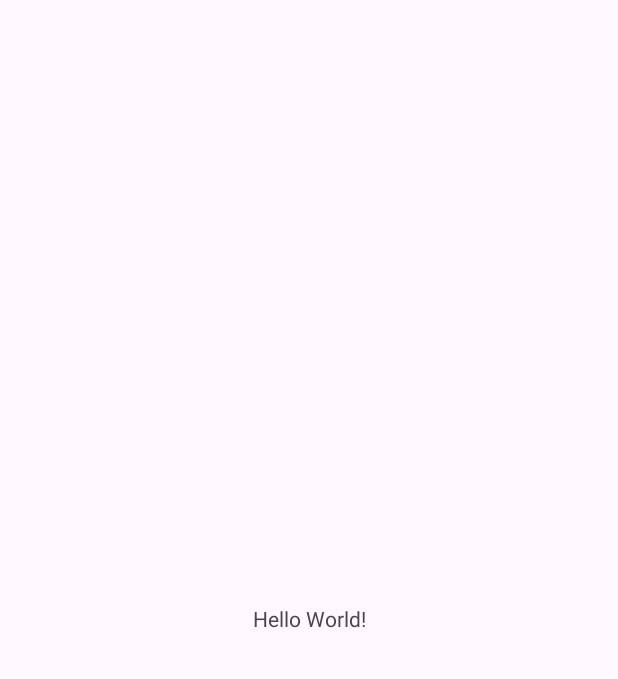
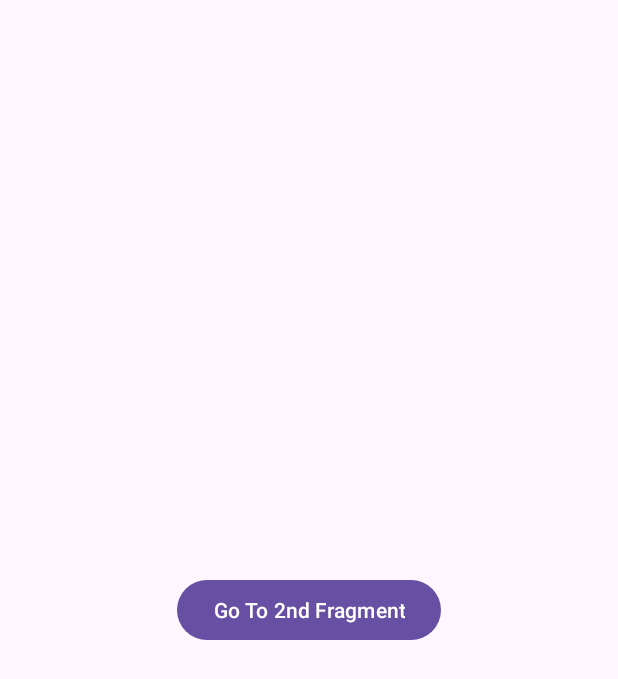
Before and after one commit to ilkaydurgun/NavigationLibrary-Test, an Android app: the screen it shows after launch (MainActivity), on a phone screen of 412 x 824 dp. Before the commit the part shown is almost empty. Shown: the top 679 px of the screen. Run offline under Robolectric (Android 15) with nearby library versions, the phone set to English and light mode, and no system bars.

Commit message:
Navigation Added

```diff
--- a/app/src/main/res/layout/activity_main.xml
+++ b/app/src/main/res/layout/activity_main.xml
@@ -6,13 +6,19 @@
     android:layout_height="match_parent"
     tools:context=".MainActivity">
 
-    <TextView
-        android:layout_width="wrap_content"
-        android:layout_height="wrap_content"
-        android:text="Hello World!"
+    <androidx.fragment.app.FragmentContainerView
+        android:id="@+id/fragment"
+        android:name="androidx.navigation.fragment.NavHostFragment"
+        android:layout_width="0dp"
+        android:layout_height="0dp"
+        android:layout_marginStart="1dp"
+        android:layout_marginTop="1dp"
+        android:layout_marginEnd="1dp"
+        android:layout_marginBottom="1dp"
+        app:defaultNavHost="true"
         app:layout_constraintBottom_toBottomOf="parent"
         app:layout_constraintEnd_toEndOf="parent"
         app:layout_constraintStart_toStartOf="parent"
-        app:layout_constraintTop_toTopOf="parent" />
-
+        app:layout_constraintTop_toTopOf="parent"
+        app:navGraph="@navigation/my_graph" />
 </androidx.constraintlayout.widget.ConstraintLayout>
--- /dev/null
+++ b/app/src/main/res/navigation/my_graph.xml
@@ -0,0 +1,26 @@
+<?xml version="1.0" encoding="utf-8"?>
+<navigation xmlns:android="http://schemas.android.com/apk/res/android"
+    xmlns:app="http://schemas.android.com/apk/res-auto"
+    xmlns:tools="http://schemas.android.com/tools"
+    android:id="@+id/my_graph"
+    app:startDestination="@id/firstFragment">
+
+    <fragment
+        android:id="@+id/firstFragment"
+        android:name="com.ilkaydurgun.navigationapp.FirstFragment"
+        android:label="fragment_first"
+        tools:layout="@layout/fragment_first" >
+        <action
+            android:id="@+id/action_firstFragment_to_secondFragment"
+            app:destination="@id/secondFragment" />
+    </fragment>
+    <fragment
+        android:id="@+id/secondFragment"
+        android:name="com.ilkaydurgun.navigationapp.SecondFragment"
+        android:label="fragment_second"
+        tools:layout="@layout/fragment_second" >
+        <action
+            android:id="@+id/action_secondFragment_to_firstFragment"
+            app:destination="@id/firstFragment" />
+    </fragment>
+</navigation>
```
